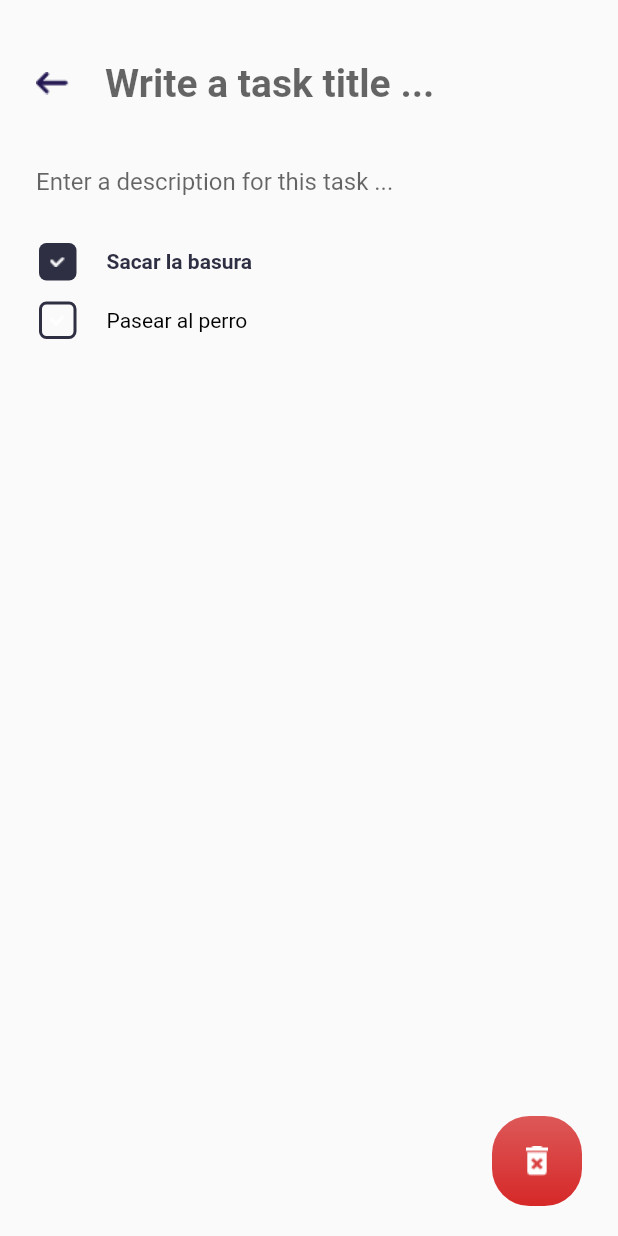
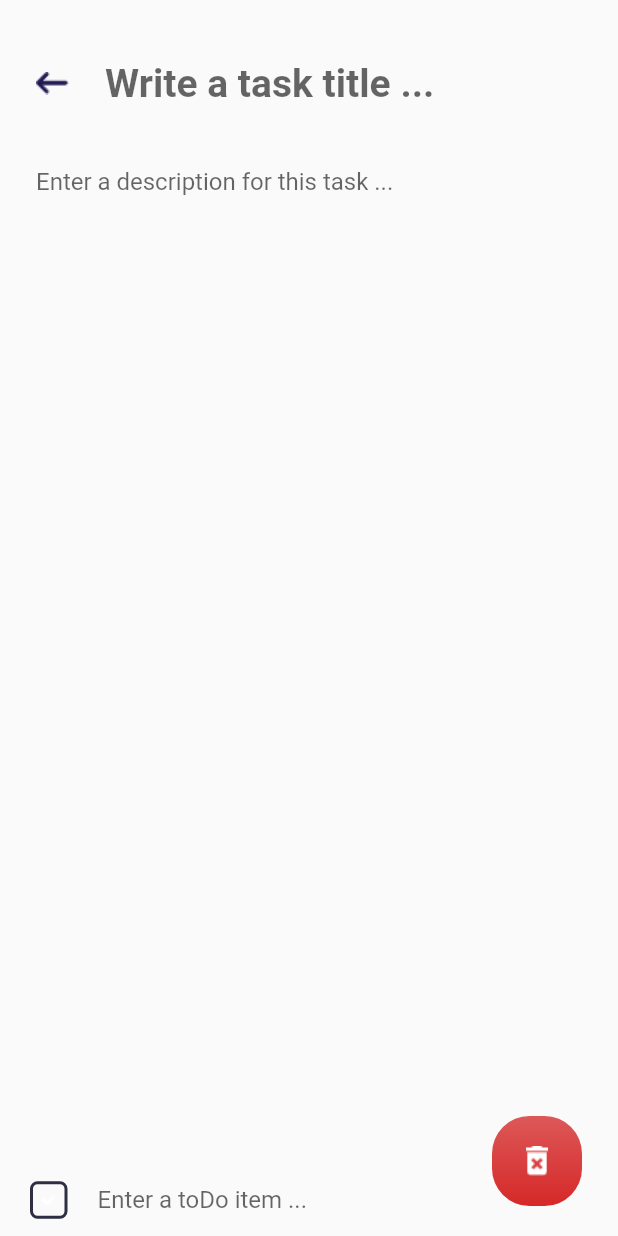
Before and after one commit to diegoestradaXO/Intl-Flutter-App, a Flutter app: the TaskScreen screen opened directly, on a phone screen of 412 x 824 dp. Run offline on Flutter 3.47's test engine with Material 2 defaults, Android fonts, the light colour scheme and no system bars; our stand-ins replace sqflite; accounts and stored records are empty; generated files the repository leaves out were written again.

Commit message:
finally todos can be added

```diff
--- a/lib/database_helper.dart
+++ b/lib/database_helper.dart
@@ -4,17 +4,19 @@
 import 'package:sqflite/sqflite.dart';
 
 import 'models/task.dart';
+import 'models/todo.dart';
 
 class DatabaseHelper {
   Future<Database> database() async {
     return openDatabase(
       join(await getDatabasesPath(), 'tasksApp.db'),
-      onCreate: (db, version) {
+      onCreate: (db, version) async {
         // Run the CREATE TABLE statement on the database.
-        return db.execute(
-          'CREATE TABLE tasks(id INTEGER PRIMARY KEY, title TEXT, description TEXT)',
-        );
+        await db.execute('CREATE TABLE tasks(id INTEGER PRIMARY KEY, title TEXT, description TEXT)',);
+        await db.execute('CREATE TABLE todo(id INTEGER PRIMARY KEY, taskId INTEGER, title TEXT, isDone INTEGER)',); // 0 false, 1 true
+        return Future.value();
       },
+
       version: 1,
     );
   }
@@ -32,4 +34,17 @@
     });
   }
 
+  Future<void> insertTodo(Todo todo) async {
+    Database _db = await database();
+    await _db.insert('todo', todo.toMap(), conflictAlgorithm: ConflictAlgorithm.replace);
+  }
+
+  Future<List<Todo>> getTodos() async {
+    Database _db = await database();
+    List<Map<String, dynamic>> todoMap = await _db.query('todo');
+    return List.generate(todoMap.length, (index){
+      return Todo(id: todoMap[index]['id'], taskId: todoMap[index]['taskId'] ,title: todoMap[index]['title'], isDone: todoMap[index]['isDone']);
+    });
+  }
+
 }
--- a/lib/l10n/app_en.arb
+++ b/lib/l10n/app_en.arb
@@ -38,5 +38,9 @@
     "taskDescriptionTextAreaHint": "Enter a description for this task ...",
     "@taskDescriptionTextAreaHint": {
       "description": "-"
+    },
+    "unnamedToDoPlaceHolder": "(Unnamed toDo)",
+    "@unnamedToDoPlaceHolder": {
+      "description": "This goes whenever the user does not especify the title for a toDo"
     }
 }
--- a/lib/l10n/app_es.arb
+++ b/lib/l10n/app_es.arb
@@ -8,5 +8,6 @@
     "untitledTaskPlaceHolder": "(Tarea sin nombre)",
     "taskScreenTitle": "Mis tareas",
     "taskTitleTextAreaHint": "Escribe un título...",
-    "taskDescriptionTextAreaHint": "Escribe una descripción para esta tarea ..."
+    "taskDescriptionTextAreaHint": "Escribe una descripción para esta tarea ...",
+    "unnamedToDoPlaceHolder": "(toDo sin nombre)"
 }
--- /dev/null
+++ b/lib/models/todo.dart
@@ -0,0 +1,18 @@
+class Todo {
+  final int? id;
+  final int? taskId;
+  final String? title;
+  final int? isDone;
+  Todo({this.id, this.taskId, this.title, this.isDone});
+
+
+  Map<String, dynamic> toMap() {
+    return{
+      'id':id,
+      'taskId': taskId,
+      'title':title,
+      'isDone': isDone,
+    };
+  }
+
+}
--- a/lib/task_screen.dart
+++ b/lib/task_screen.dart
@@ -1,6 +1,7 @@
 import 'package:flutter/material.dart';
 import 'package:flutter_gen/gen_l10n/app_localizations.dart';
 import 'package:intl_flutter_app/database_helper.dart';
+import 'package:intl_flutter_app/models/todo.dart';
 import 'package:intl_flutter_app/todo.dart';
 
 import 'models/task.dart';
@@ -15,17 +16,20 @@
 }
 
 class _TaskScreenState extends State<TaskScreen> {
+  DatabaseHelper _dbhelper = DatabaseHelper();
   String? _taskTitle = "";
   @override
   void initState() {
-    if(widget.task != null){
+    if (widget.task != null) {
       _taskTitle = widget.task?.title;
+      print('helo');
     }
     print("ID: ${widget.task?.id}");
   }
 
   Widget build(BuildContext context) {
     var t = AppLocalizations.of(context);
+
     return Scaffold(
         // appBar: AppBar(
         //   backgroundColor: Color(0xFF2e2f43),
@@ -93,14 +97,65 @@
                         contentPadding: EdgeInsets.symmetric(horizontal: 24.0)),
                   ),
                 ),
-                TodoWidget(
-                  text: 'Sacar la basura',
-                  isDone: true,
+                FutureBuilder(
+                  // initialData: [],
+                  future: _dbhelper.getTodos(),
+                  builder: (context, AsyncSnapshot<List<Todo>> snapshot){
+                    return Expanded(
+                      child: ListView.builder(
+                      itemCount: snapshot.data?.length,
+                      itemBuilder: (context, index) {
+                        return TodoWidget(text: snapshot.data?[index].title,isDone: false);
+                      }
                       ),
-                TodoWidget(
-                  text: 'Pasear al perro',
-                  isDone: false,
+                    );
+                  },
+                    ),
+                Padding(
+                  padding: EdgeInsets.symmetric(horizontal: 20.0),
+                  child: Row(
+                    children: [
+                      Container(
+                        margin: EdgeInsets.only(right: 20),
+                        width: 25.0,
+                        height: 25.0,
+                        decoration: BoxDecoration(
+                            borderRadius: BorderRadius.circular(5.0),
+                            color: Colors.transparent,
+                            border:
+                                Border.all(color: Color(0xFF2e2f43), width: 2)),
+                        child: Image(
+                            image: AssetImage("assets/images/check_icon.png")),
+                      ),
+                      Expanded(
+                        child: TextField(
+                          onSubmitted: (value) async {
+                            if (value != "") {
+                              //check is the task is null
+                              if (widget.task != null) {
+                                DatabaseHelper _dbhelper = DatabaseHelper();
+                                Todo _newTodo = Todo(
+                                    taskId: widget.task?.id,
+                                    title: value,
+                                    isDone: 0);
+                                await _dbhelper.insertTodo(_newTodo);
+                                setState(() {});
+
+                                print("The todo has been created");
+                              } else {
+                                print('Task does not exist');
+                              }
+                            }
+                          },
+                          decoration: InputDecoration(
+                            border: InputBorder.none,
+                            hintText: 'Enter a toDo item ...',
+                          ),
+                        ),
                       )
+                    ],
+                  ),
+                ),
               ],
             ),
             Positioned(
--- a/lib/todo.dart
+++ b/lib/todo.dart
@@ -1,4 +1,5 @@
 import 'package:flutter/material.dart';
+import 'package:flutter_gen/gen_l10n/app_localizations.dart';
 
 class TodoWidget extends StatelessWidget {
 
@@ -8,6 +9,7 @@
 
   @override
   Widget build(BuildContext context) {
+    var t = AppLocalizations.of(context);
     return Container(
       padding: EdgeInsets.symmetric(
         vertical: 7.0,
@@ -27,7 +29,7 @@
             child: Image(image: AssetImage("assets/images/check_icon.png")),
           ),
           Text(
-            text ?? '(Unnamed toDo)',
+            text ?? t!.unnamedToDoPlaceHolder,
             style: TextStyle(
               color: isDone ? Color(0xFF2e2f43) : Colors.black,
               fontWeight: isDone ? FontWeight.bold : FontWeight.w400
```
Also changed, not shown: lib/main.dart (+18 -56 lines). Lines whose indentation alone changed are shown as unchanged.
